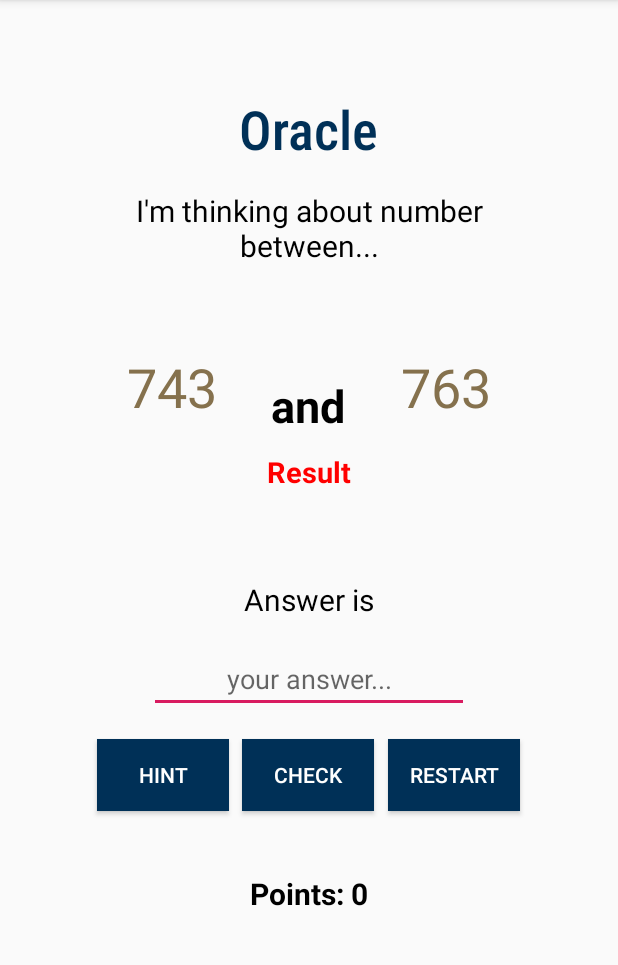
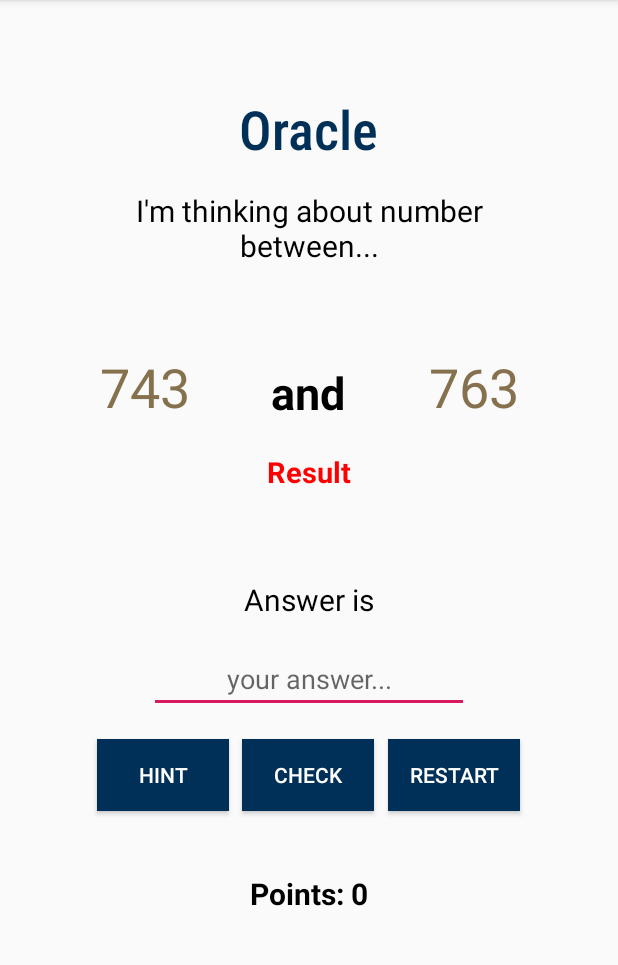
Before and after one commit to JakubGogola-IDENTT/mobile_apps, an Android app: the screen it shows after launch (MainActivity), on a phone screen of 412 x 824 dp, the part 84-1049 px from its top. Run offline under Robolectric (Android 15) with nearby library versions, the phone set to English and light mode, and no system bars.

Commit message:
small changes

```diff
--- a/lista1/zad2/app/src/main/java/com/example/zad2/Logic.kt
+++ b/lista1/zad2/app/src/main/java/com/example/zad2/Logic.kt
@@ -20,10 +20,10 @@ class Logic {
     private var divisors: MutableList<Int> = mutableListOf(1)
 
     private fun numberDivisors() {
-        this.divisors = mutableListOf(1, this.secretNum)
+        this.divisors.clear()
         val sqrt = sqrt(this.secretNum.toDouble()).toInt()
 
-        for(i in 2..sqrt) {
+        for(i in 1..sqrt) {
             if (this.secretNum % i == 0) {
                 this.divisors.add(i)
             }
--- a/lista1/zad2/app/src/main/res/layout/activity_main.xml
+++ b/lista1/zad2/app/src/main/res/layout/activity_main.xml
@@ -75,12 +75,12 @@
             app:layout_constraintBottom_toBottomOf="parent" app:layout_constraintVertical_bias="0.532"/>
     <TextView
             android:text="@string/_20"
-            android:layout_width="77dp"
+            android:layout_width="112dp"
             android:layout_height="64dp"
             android:id="@+id/higherNum"
-            android:textSize="36sp" android:textColor="#85714d" android:layout_marginStart="8dp"
-            app:layout_constraintStart_toStartOf="parent" android:layout_marginEnd="8dp"
-            app:layout_constraintEnd_toEndOf="parent" app:layout_constraintHorizontal_bias="0.786"
+            android:textSize="36sp" android:textColor="#85714d"
+            android:layout_marginEnd="40dp"
+            app:layout_constraintEnd_toEndOf="parent"
             android:textAlignment="center" android:layout_marginTop="8dp" app:layout_constraintTop_toTopOf="parent"
             android:layout_marginBottom="8dp" app:layout_constraintBottom_toBottomOf="parent"
             app:layout_constraintVertical_bias="0.328"/>
@@ -107,12 +107,12 @@
             app:layout_constraintBottom_toBottomOf="parent" app:layout_constraintVertical_bias="0.177"/>
     <TextView
             android:text="@string/_1"
-            android:layout_width="77dp"
+            android:layout_width="112dp"
             android:layout_height="64dp"
             android:id="@+id/lowerNum"
             android:textSize="36sp" android:textColor="#85714d" android:layout_marginStart="8dp"
             app:layout_constraintStart_toStartOf="parent" android:layout_marginEnd="8dp"
-            app:layout_constraintEnd_toEndOf="parent" app:layout_constraintHorizontal_bias="0.213"
+            app:layout_constraintEnd_toEndOf="parent" app:layout_constraintHorizontal_bias="0.116"
             android:textAlignment="center" android:layout_marginTop="8dp" app:layout_constraintTop_toTopOf="parent"
             android:layout_marginBottom="8dp" app:layout_constraintBottom_toBottomOf="parent"
             app:layout_constraintVertical_bias="0.328"/>
@@ -125,7 +125,7 @@
             android:layout_marginStart="8dp" android:textColor="#000" app:layout_constraintHorizontal_bias="0.498"
             android:textStyle="bold" android:layout_marginTop="8dp" app:layout_constraintTop_toTopOf="parent"
             android:layout_marginBottom="8dp" app:layout_constraintBottom_toBottomOf="parent"
-            app:layout_constraintVertical_bias="0.344"/>
+            app:layout_constraintVertical_bias="0.331"/>
     <EditText
             android:layout_width="wrap_content"
             android:layout_height="wrap_content"
```
